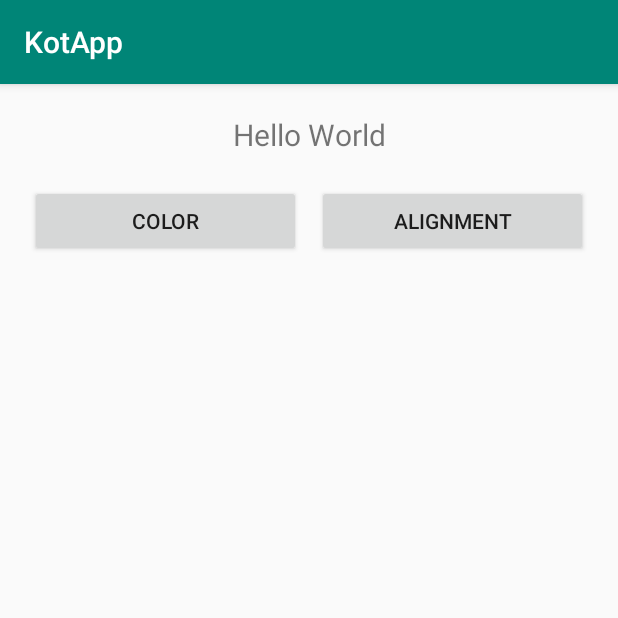
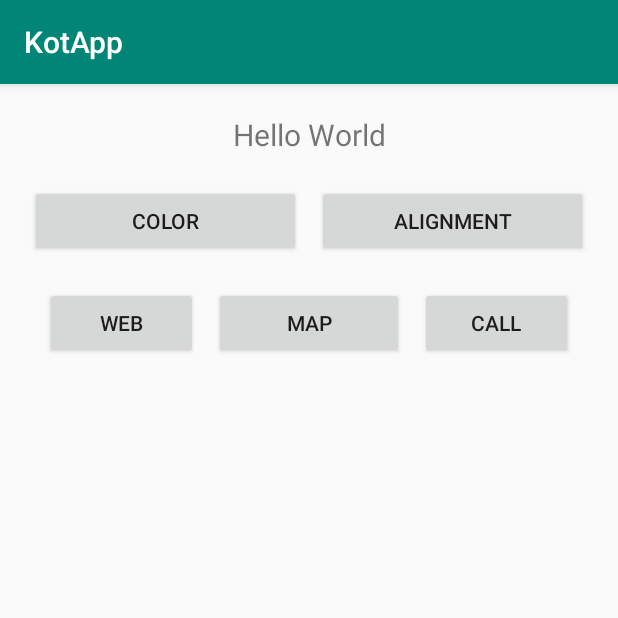
Before and after one commit to frantic-git/KotApp, an Android app: the screen it shows after launch (MainActivity), on a phone screen of 412 x 824 dp, the top half of it. Run offline under Robolectric (Android 15) with nearby library versions, the phone set to English and light mode, and no system bars.

Commit message:
вызов по uri

```diff
--- a/app/src/main/AndroidManifest.xml
+++ b/app/src/main/AndroidManifest.xml
@@ -22,4 +22,6 @@
         </activity>
     </application>
 
+    <uses-permission android:name="android.permission.INTERNET"></uses-permission>
+
 </manifest>
--- a/app/src/main/java/ru/frantic/kotapp/MainActivity.kt
+++ b/app/src/main/java/ru/frantic/kotapp/MainActivity.kt
@@ -3,6 +3,7 @@ package ru.frantic.kotapp
 import android.app.Activity
 import android.content.Intent
 import android.graphics.Color
+import android.net.Uri
 import android.support.v7.app.AppCompatActivity
 import android.os.Bundle
 import android.util.Log
@@ -10,12 +11,18 @@ import android.view.Gravity
 import android.view.View
 import android.widget.Button
 import android.widget.GridLayout
+import android.widget.Toast
 import kotlinx.android.synthetic.main.activity_main.*
+import java.net.URI
 
 class MainActivity : AppCompatActivity(),View.OnClickListener {
 
     lateinit var btnColor : Button
     lateinit var btnAlign: Button
+    lateinit var btnWeb: Button
+    lateinit var btnMap: Button
+    lateinit var btnCall: Button
+
     val tag : String = "frantic_log"
 
     override fun onCreate(savedInstanceState: Bundle?) {
@@ -24,9 +31,15 @@ class MainActivity : AppCompatActivity(),View.OnClickListener {
 
         btnColor = findViewById(R.id.btnColor)
         btnAlign = findViewById(R.id.btnAlign)
+        btnWeb = findViewById(R.id.btnWeb)
+        btnMap = findViewById(R.id.btnMap)
+        btnCall = findViewById(R.id.btnCall)
 
         btnColor.setOnClickListener(this)
         btnAlign.setOnClickListener(this)
+        btnWeb.setOnClickListener(this)
+        btnMap.setOnClickListener(this)
+        btnCall.setOnClickListener(this)
     }
 
     override fun onClick(v: View?) {
@@ -41,6 +54,17 @@ class MainActivity : AppCompatActivity(),View.OnClickListener {
                 Log.d(tag, "push Align")
                 val intent = Intent(this, ThirdActivity::class.java)
                 startActivityForResult(intent, 2);
+            }
+            R.id.btnWeb ->{
+                intent = Intent(Intent.ACTION_VIEW, Uri.parse("http://developer.android.com"))
+                startActivity(intent)
+            }
+            R.id.btnMap ->{
+                intent = Intent(Intent.ACTION_VIEW, Uri.parse("geo:55.754283,37.62002"))
+                startActivity(intent)
+            }
+            R.id.btnCall ->{
+                intent = Intent(Intent.ACTION_CALL, Uri.parse("tel:12345"))
             }
         }
     }
@@ -59,4 +83,35 @@ class MainActivity : AppCompatActivity(),View.OnClickListener {
             }
         }
     }
+
+    override fun onRestart() {
+        Log.d(tag, "onResume")
+        super.onRestart()
+    }
+
+    override fun onStart() {
+        Log.d(tag,"onStart")
+        super.onStart()
+    }
+
+    override fun onPause() {
+        Log.d(tag, "onPause")
+        super.onPause()
+    }
+
+    override fun onStop() {
+        Log.d(tag, "onStop")
+        super.onStop()
+    }
+
+    override fun onResume() {
+        Log.d(tag, "onResume")
+        super.onResume()
+    }
+
+    override fun onDestroy() {
+        Log.d(tag, "onDestroy")
+        super.onDestroy()
+    }
+
 }
--- a/app/src/main/res/layout/activity_main.xml
+++ b/app/src/main/res/layout/activity_main.xml
@@ -36,4 +36,36 @@
                 android:text="Alignment">
         </Button>
     </LinearLayout>
+    <LinearLayout
+            android:orientation="horizontal"
+            android:layout_width="match_parent"
+            android:layout_height="wrap_content">
+        <Button
+                android:id="@+id/btnWeb"
+                android:layout_width="match_parent"
+                android:layout_height="wrap_content"
+                android:layout_marginLeft="30dp"
+                android:layout_marginRight="5dp"
+                android:layout_weight="1"
+                android:text="Web">
+        </Button>
+        <Button
+                android:id="@+id/btnMap"
+                android:layout_width="match_parent"
+                android:layout_height="wrap_content"
+                android:layout_marginLeft="5dp"
+                android:layout_marginRight="5dp"
+                android:layout_weight="1"
+                android:text="Map">
+        </Button>
+        <Button
+                android:id="@+id/btnCall"
+                android:layout_width="match_parent"
+                android:layout_height="wrap_content"
+                android:layout_marginLeft="5dp"
+                android:layout_marginRight="30dp"
+                android:layout_weight="1"
+                android:text="Call">
+        </Button>
+    </LinearLayout>
 </LinearLayout>
```
Also changed, not shown: app/src/main/java/ru/frantic/kotapp/SecondActivity.kt (+30 -0 lines), app/src/main/java/ru/frantic/kotapp/ThirdActivity.kt (+30 -0 lines).
